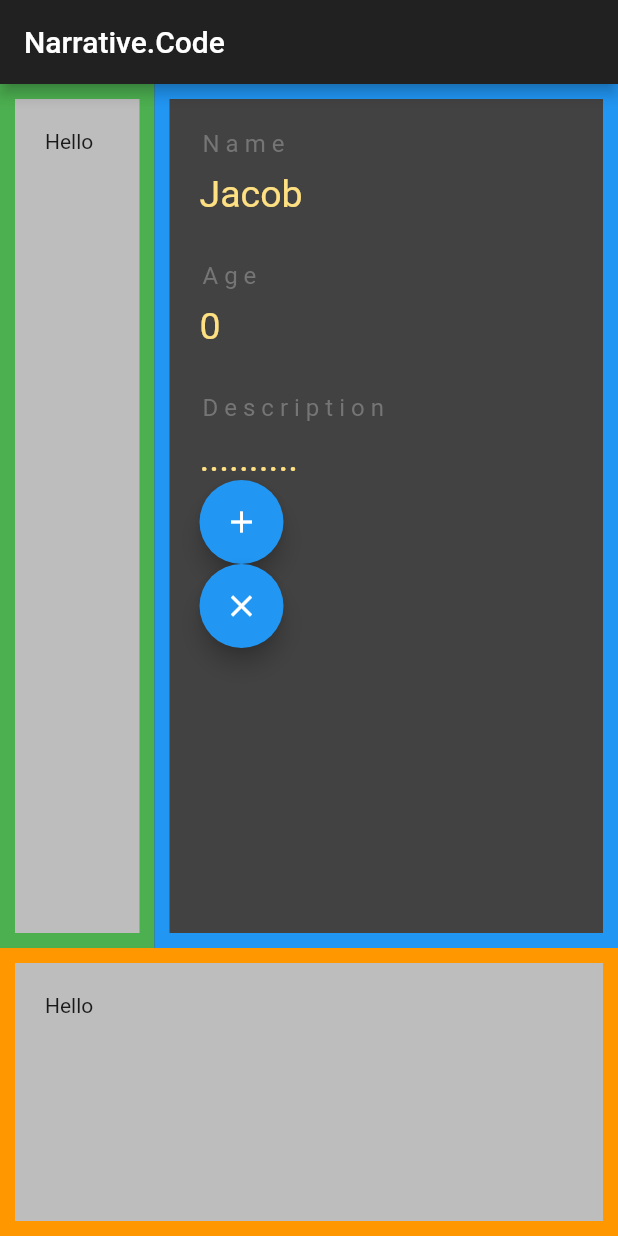
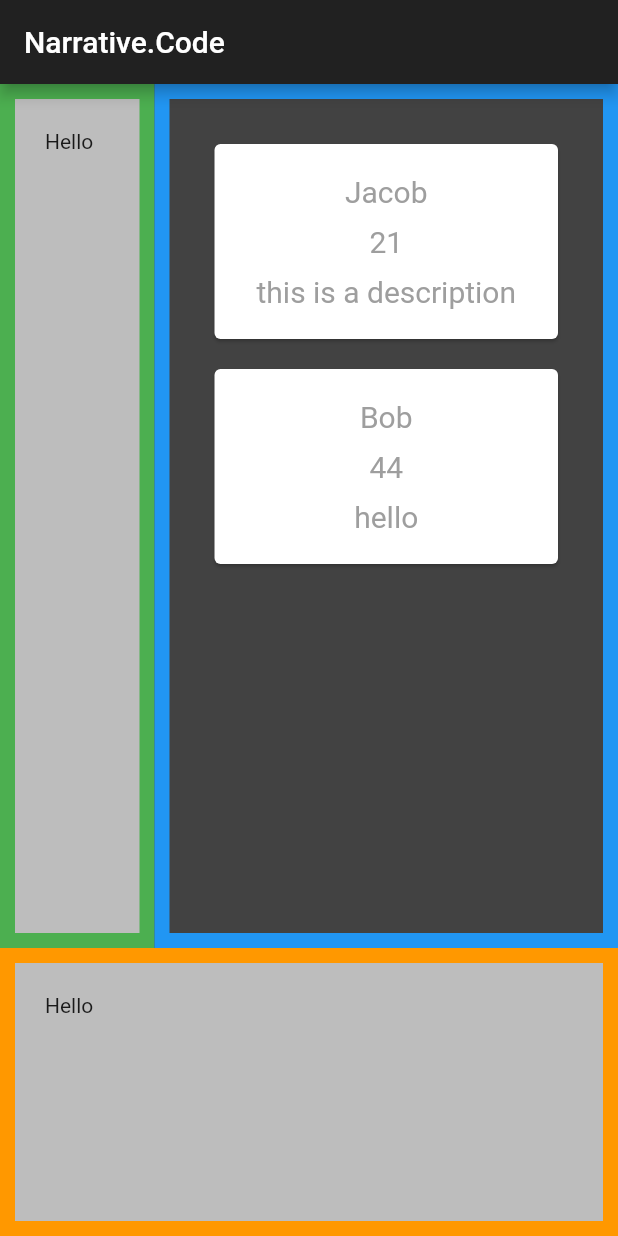
Before and after one commit to JacobYoung68/narrative_code, a Flutter app: the screen it shows after launch, on a phone screen of 412 x 824 dp. Run offline on Flutter 3.47's test engine with Material 2 defaults, Android fonts, the light colour scheme and no system bars.

Commit message:
Added cards and separated out the different classes into their own files

```diff
--- /dev/null
+++ b/lib/character.dart
@@ -0,0 +1,7 @@
+class Character {
+  String name;
+  int age;
+  String description;
+
+  Character({this.name, this.description, this.age});
+}
--- /dev/null
+++ b/lib/character_card.dart
@@ -0,0 +1,52 @@
+import 'package:flutter/material.dart';
+import 'character.dart';
+
+class CharacterCard extends StatelessWidget {
+  final Character character;
+
+  CharacterCard({this.character});
+
+  @override
+  Widget build(BuildContext context) {
+    return Container(
+      height: 150,
+      width: 400,
+      child: Card(
+        margin: EdgeInsets.all(10),
+        child: Padding(
+          padding: const EdgeInsets.all(10.0),
+          child: Column(
+            crossAxisAlignment: CrossAxisAlignment.stretch,
+            mainAxisAlignment: MainAxisAlignment.spaceEvenly,
+            children: [
+              Text(
+                character.name,
+                style: TextStyle(
+                  fontSize: 20,
+                  color: Colors.grey,
+                ),
+                textAlign: TextAlign.center,
+              ),
+              Text(
+                character.age.toString(),
+                style: TextStyle(
+                  fontSize: 20,
+                  color: Colors.grey,
+                ),
+                textAlign: TextAlign.center,
+              ),
+              Text(
+                character.description,
+                style: TextStyle(
+                  fontSize: 20,
+                  color: Colors.grey,
+                ),
+                textAlign: TextAlign.center,
+              )
+            ],
+          ),
+        ),
+      ),
+    );
+  }
+}
--- a/lib/main.dart
+++ b/lib/main.dart
@@ -1,5 +1,6 @@
 import 'package:flutter/material.dart';
-import 'dart:math';
+import 'character.dart';
+import 'character_card.dart';
 
 void main() {
   runApp(MaterialApp(
@@ -13,8 +14,10 @@ class Home extends StatefulWidget {
 }
 
 class _HomeState extends State<Home> {
-  int age = 0;
-  List<int> ageList = [11,14,21,45];
+  List<Character> characters = [
+    Character(name: 'Jacob', age: 21, description: 'this is a description'),
+    Character(name: 'Bob', age: 44, description: 'hello'),
+  ];
 
   @override
   Widget build(BuildContext context) {
@@ -57,79 +60,10 @@ class _HomeState extends State<Home> {
                           )),
                       child: Column(
                         crossAxisAlignment: CrossAxisAlignment.start,
-                        children: [
-                          Text(
-                            'Name',
-                            style: TextStyle(
-                              fontSize: 16,
-                              letterSpacing: 4,
-                              color: Colors.grey[600],
-                            ),
-                          ),
-                          SizedBox(height: 10),
-                          Text(
-                            'Jacob',
-                            style: TextStyle(
-                              fontSize: 25,
-                              color: Colors.amber[200],
-                            ),
-                          ),
-                          SizedBox(height: 30),
-                          Text(
-                            'Age',
-                            style: TextStyle(
-                              fontSize: 16,
-                              letterSpacing: 4,
-                              color: Colors.grey[600],
-                            ),
-                          ),
-                          SizedBox(height: 10),
-                          Text(
-                            '$age',
-                            style: TextStyle(
-                              fontSize: 25,
-                              color: Colors.amber[200],
-                            ),
-                          ),
-                          SizedBox(height: 30),
-                          Text(
-                            'Description',
-                            style: TextStyle(
-                              fontSize: 16,
-                              letterSpacing: 4,
-                              color: Colors.grey[600],
-                            ),
-                          ),
-                          SizedBox(height: 10),
-                          Text(
-                            '..........',
-                            style: TextStyle(
-                              fontSize: 25,
-                              color: Colors.amber[200],
-                            ),
-                          ),
-                          FloatingActionButton(
-                            onPressed: () {
-                              setState(() {
-                                var rng = new Random();
-                                age = ageList[rng.nextInt(ageList.length)];
-                              });
-                            },
-                            child: Icon(
-                              Icons.add,
-                            ),
-                          ),
-                          FloatingActionButton(
-                            onPressed: () {
-                              setState(() {
-                                age = 0;
-                              });
-                            },
-                            child: Icon(
-                              Icons.clear,
-                            ),
-                          )
-                        ],
+                        children: characters
+                            .map((character) =>
+                                CharacterCard(character: character))
+                            .toList(),
                       ),
                     ),
                   ),
```
